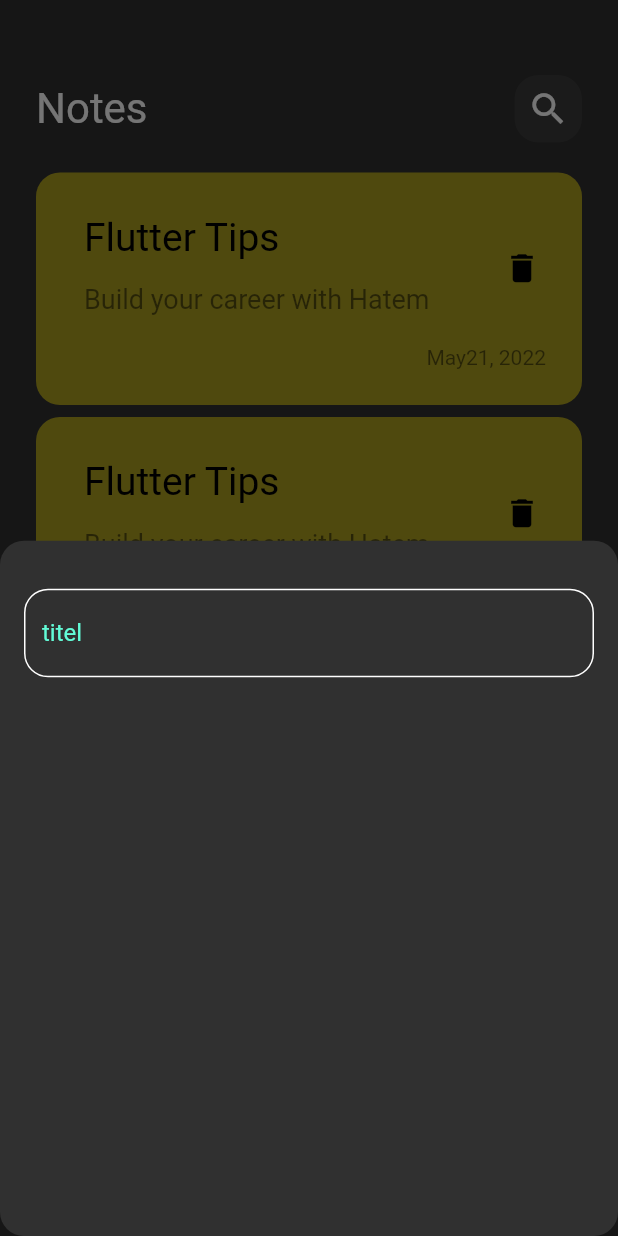
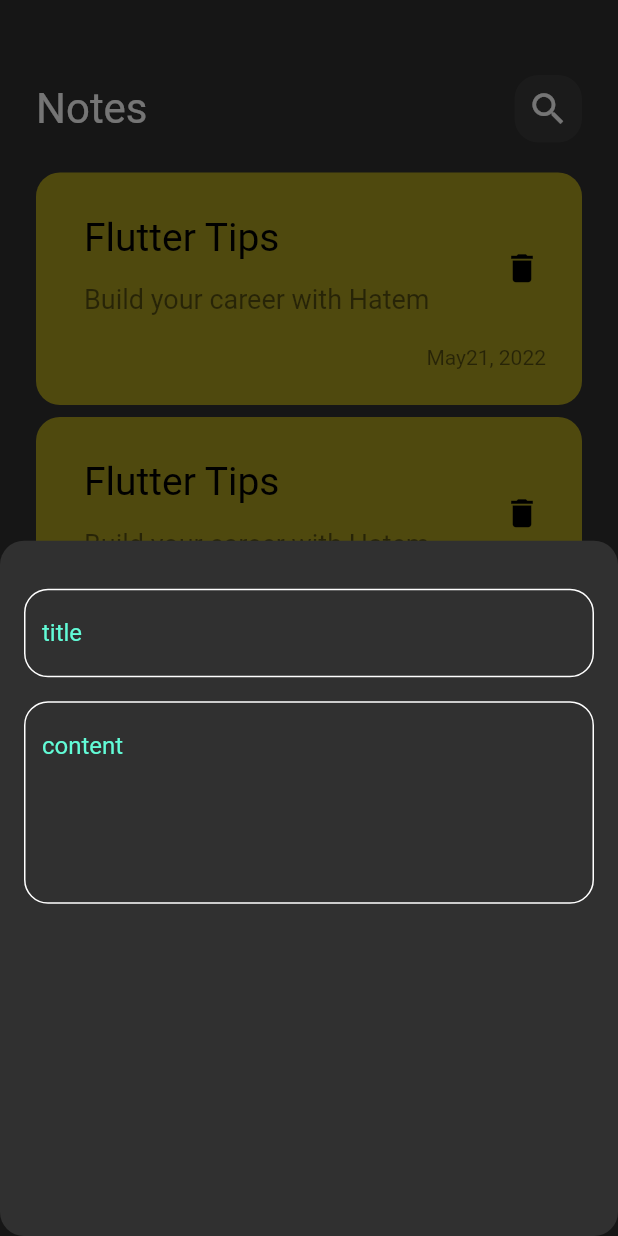
Before and after one commit to hatem156/Notes_app, a Flutter app: the screen it shows after launch, after a tap on the "add" icon, on a phone screen of 412 x 824 dp. Run offline on Flutter 3.47's test engine with Material 2 defaults, Android fonts, the phone set to English and light mode, and no system bars.

Commit message:
create content field

```diff
--- a/app_notes/lib/views/widgetes/add_note_bottom_sheet.dart
+++ b/app_notes/lib/views/widgetes/add_note_bottom_sheet.dart
@@ -8,9 +8,16 @@
     return Padding(
       padding: const EdgeInsets.symmetric(horizontal: 16),
       child: Column(
-        children: [
+        children:const [
           SizedBox(height: 32,),
-          Customtextfield(),
+          Customtextfield(
+            hint: 'title',
+          ),
+          SizedBox(height: 16,),
+                  Customtextfield(
+            hint: 'content',
+            maxlines: 5,
+          ),
         ],
       ),
     );
--- a/app_notes/lib/views/widgetes/custom_text_field.dart
+++ b/app_notes/lib/views/widgetes/custom_text_field.dart
@@ -2,14 +2,18 @@
 import 'package:flutter/material.dart';
 
 class Customtextfield extends StatelessWidget {
-  const Customtextfield({super.key});
+  const Customtextfield({super.key, required this.hint, this.maxlines=1 });
+
+final String hint ;
+final int maxlines ;
 
   @override
   Widget build(BuildContext context) {
     return TextField(
       cursorColor: kprimarycolor,
+      maxLines: maxlines,
       decoration: InputDecoration(
-        hintText: 'titel',
+        hintText: hint,
         hintStyle:const TextStyle(
           color: kprimarycolor,
         ),
```
